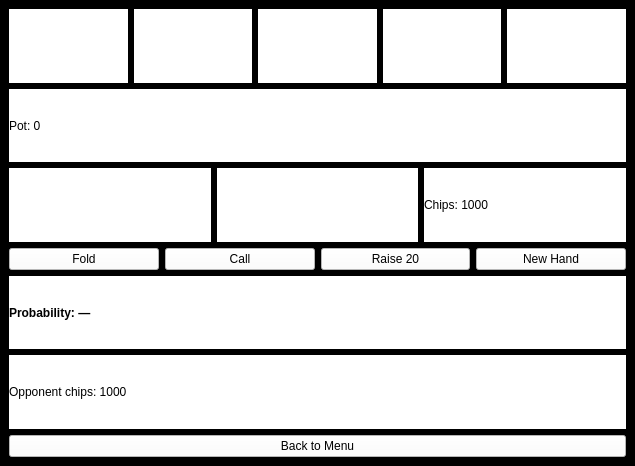
First picture: the form in ui/game.ui, repository JairusCollantes/finals, before the edit.
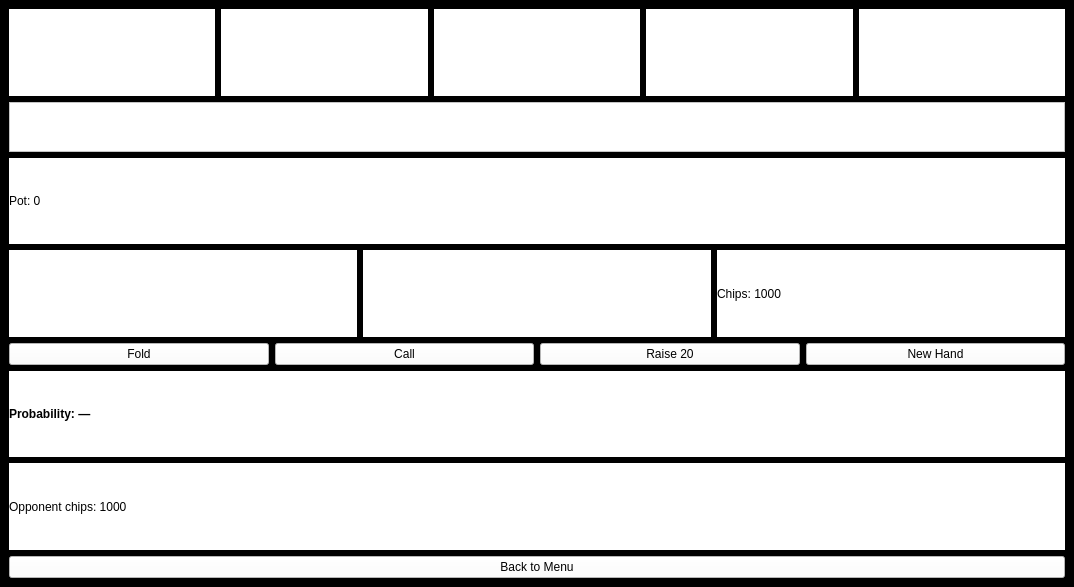
Second picture: the form after the edit.

Diff of the .ui file:
```diff
--- a/ui/game.ui
+++ b/ui/game.ui
@@ -6,8 +6,8 @@
    <rect>
     <x>0</x>
     <y>0</y>
-    <width>635</width>
-    <height>466</height>
+    <width>1074</width>
+    <height>587</height>
    </rect>
   </property>
   <property name="windowTitle">
@@ -102,6 +102,31 @@
       </item>
      </layout>
     </item>
+    <item>
+     <widget class="QPlainTextEdit" name="plainTextEdit">
+      <property name="enabled">
+       <bool>true</bool>
+      </property>
+      <property name="sizePolicy">
+       <sizepolicy hsizetype="Preferred" vsizetype="Preferred">
+        <horstretch>0</horstretch>
+        <verstretch>0</verstretch>
+       </sizepolicy>
+      </property>
+      <property name="maximumSize">
+       <size>
+        <width>16777215</width>
+        <height>50</height>
+       </size>
+      </property>
+      <property name="styleSheet">
+       <string notr="true">background-color: white</string>
+      </property>
+      <property name="plainText">
+       <string/>
+      </property>
+     </widget>
+    </item>
     <item>
      <widget class="QLabel" name="lbl_pot">
       <property name="styleSheet">
```
